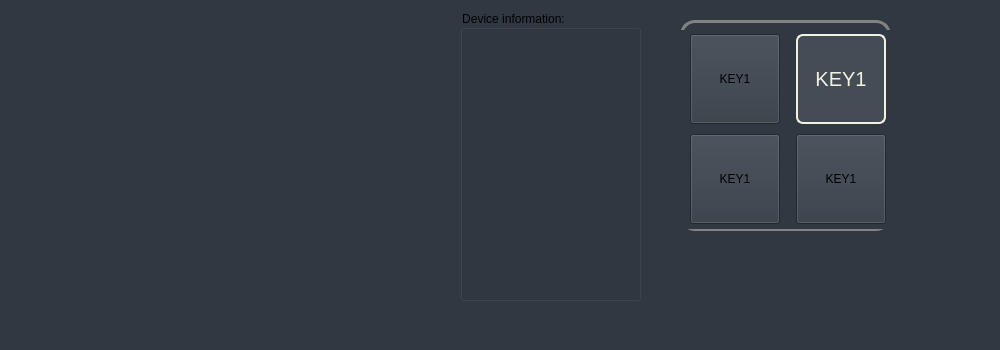
Above: KeyBoardSetter/KeyboardSetter/configwindow.ui from TabbycatPie/CustomKeyboard before the change. Below: the same form after it.
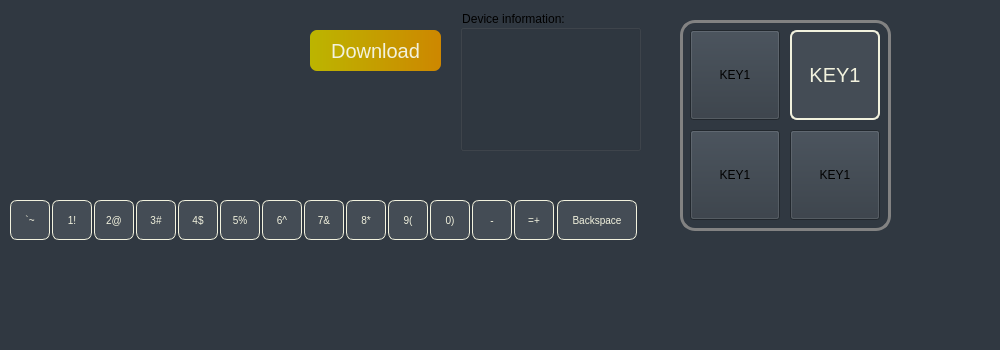
That is the form after the change.

Diff of the .ui file:
```diff
--- a/KeyBoardSetter/KeyboardSetter/configwindow.ui
+++ b/KeyBoardSetter/KeyboardSetter/configwindow.ui
@@ -35,128 +35,13 @@
       <x>460</x>
       <y>10</y>
       <width>181</width>
-      <height>291</height>
+      <height>141</height>
      </rect>
     </property>
     <property name="title">
      <string>Device information:</string>
     </property>
    </widget>
-   <widget class="QWidget" name="gridLayoutWidget">
-    <property name="geometry">
-     <rect>
-      <x>680</x>
-      <y>30</y>
-      <width>218</width>
-      <height>199</height>
-     </rect>
-    </property>
-    <layout class="QGridLayout" name="gridLayout">
-     <property name="sizeConstraint">
-      <enum>QLayout::SetDefaultConstraint</enum>
-     </property>
-     <item row="1" column="1">
-      <widget class="QPushButton" name="pushButton_3">
-       <property name="minimumSize">
-        <size>
-         <width>90</width>
-         <height>90</height>
-        </size>
-       </property>
-       <property name="maximumSize">
-        <size>
-         <width>90</width>
-         <height>90</height>
-        </size>
-       </property>
-       <property name="layoutDirection">
-        <enum>Qt::LeftToRight</enum>
-       </property>
-       <property name="styleSheet">
-        <string notr="true">QPushButton{border:2px solid rgb(242, 242, 222);border-radius:7px;padding:2px 4px;font: 9pt &quot;Microsoft YaHei UI&quot;;font-size:20px;color:rgb(242, 242, 222);}QPushButton:hover{background-color:qlineargradient(spread:pad, x1:0, y1:0, x2:1, y2:0, stop:0 rgba(15, 172, 252,255), stop:1 rgba(22, 190, 235,255));}QPushButton:pressed{background-color:qlineargradient(spread:pad, x1:0, y1:0, x2:1, y2:0, stop:0 rgba(0, 160, 205,125), stop:1 rgba(0, 142, 222,125));color:rgb(202, 202,182);}\n\n</string>
-       </property>
-       <property name="text">
-        <string>KEY1</string>
-       </property>
-      </widget>
-     </item>
-     <item row="1" column="0">
-      <widget class="QPushButton" name="pushButton_4">
-       <property name="minimumSize">
-        <size>
-         <width>90</width>
-         <height>90</height>
-        </size>
-       </property>
-       <property name="maximumSize">
-        <size>
-         <width>90</width>
-         <height>90</height>
-        </size>
-       </property>
-       <property name="layoutDirection">
-        <enum>Qt::LeftToRight</enum>
-       </property>
-       <property name="styleSheet">
-        <string notr="true">QPushButton{border:2px solid rgb(242, 242, 222);border-radius:7px;padding:2px 4px;font: 9pt &quot;Microsoft YaHei UI&quot;;font-size:20px;color:rgb(242, 242, 222);}QPushButton:hover{background-color:qlineargradient(spread:pad, x1:0, y1:0, x2:1, y2:0, stop:0 rgba(15, 172, 252,255), stop:1 rgba(22, 190, 235,255));}QPushButton:pressed{background-color:qlineargradient(spread:pad, x1:0, y1:0, x2:1, y2:0, stop:0 rgba(0, 160, 205,125), stop:1 rgba(0, 142, 222,125));color:rgb(202, 202,182);}\n\n</string>
-       </property>
-       <property name="text">
-        <string>KEY1</string>
-       </property>
-      </widget>
-     </item>
-     <item row="0" column="1">
-      <widget class="QPushButton" name="pushButton_2">
-       <property name="minimumSize">
-        <size>
-         <width>90</width>
-         <height>90</height>
-        </size>
-       </property>
-       <property name="maximumSize">
-        <size>
-         <width>90</width>
-         <height>90</height>
-        </size>
-       </property>
-       <property name="layoutDirection">
-        <enum>Qt::LeftToRight</enum>
-       </property>
-       <property name="styleSheet">
-        <string notr="true">QPushButton{background-color:rgb(68, 76, 85);border:2px solid rgb(242, 242, 222);border-radius:7px;padding:2px 4px;font: 9pt &quot;Microsoft YaHei UI&quot;;font-size:20px;color:rgb(242, 242, 222);}QPushButton:hover{background-color:qlineargradient(spread:pad, x1:0, y1:0, x2:1, y2:0, stop:0 rgba(15, 172, 252,255), stop:1 rgba(22, 190, 235,255));}QPushButton:pressed{background-color:qlineargradient(spread:pad, x1:0, y1:0, x2:1, y2:0, stop:0 rgba(0, 160, 205,125), stop:1 rgba(0, 142, 222,125));color:rgb(202, 202,182);}</string>
-       </property>
-       <property name="text">
-        <string>KEY1</string>
-       </property>
-      </widget>
-     </item>
-     <item row="0" column="0">
-      <widget class="QPushButton" name="pushButton">
-       <property name="minimumSize">
-        <size>
-         <width>90</width>
-         <height>90</height>
-        </size>
-       </property>
-       <property name="maximumSize">
-        <size>
-         <width>90</width>
-         <height>90</height>
-        </size>
-       </property>
-       <property name="layoutDirection">
-        <enum>Qt::LeftToRight</enum>
-       </property>
-       <property name="styleSheet">
-        <string notr="true">QPushButton{border:2px solid rgb(242, 242, 222);border-radius:7px;padding:2px 4px;font: 9pt &quot;Microsoft YaHei UI&quot;;font-size:20px;color:rgb(242, 242, 222);}QPushButton:hover{background-color:qlineargradient(spread:pad, x1:0, y1:0, x2:1, y2:0, stop:0 rgba(15, 172, 252,255), stop:1 rgba(22, 190, 235,255));}QPushButton:pressed{background-color:qlineargradient(spread:pad, x1:0, y1:0, x2:1, y2:0, stop:0 rgba(0, 160, 205,125), stop:1 rgba(0, 142, 222,125));color:rgb(202, 202,182);}\n\n</string>
-       </property>
-       <property name="text">
-        <string>KEY1</string>
-       </property>
-      </widget>
-     </item>
-    </layout>
-   </widget>
    <widget class="QLabel" name="label">
     <property name="geometry">
      <rect>
@@ -178,9 +63,609 @@
      <string/>
     </property>
    </widget>
+   <widget class="QPushButton" name="pushButton_5">
+    <property name="geometry">
+     <rect>
+      <x>10</x>
+      <y>200</y>
+      <width>40</width>
+      <height>40</height>
+     </rect>
+    </property>
+    <property name="minimumSize">
+     <size>
+      <width>40</width>
+      <height>40</height>
+     </size>
+    </property>
+    <property name="maximumSize">
+     <size>
+      <width>40</width>
+      <height>40</height>
+     </size>
+    </property>
+    <property name="layoutDirection">
+     <enum>Qt::LeftToRight</enum>
+    </property>
+    <property name="styleSheet">
+     <string notr="true">QPushButton{background-color:rgb(68, 76, 85);border:1px solid rgb(242, 242, 222);border-radius:7px;padding:2px 4px;font: 9pt &quot;Microsoft YaHei UI&quot;;font-size:10px;color:rgb(242, 242, 222);}QPushButton:hover{background-color:rgb(168, 176, 185);}QPushButton:pressed{background-color:rgb(18, 26, 35);color:rgb(202, 202,182);}</string>
+    </property>
+    <property name="text">
+     <string>`~</string>
+    </property>
+   </widget>
+   <widget class="QPushButton" name="searchdevice_btn">
+    <property name="geometry">
+     <rect>
+      <x>310</x>
+      <y>30</y>
+      <width>131</width>
+      <height>41</height>
+     </rect>
+    </property>
+    <property name="cursor">
+     <cursorShape>PointingHandCursor</cursorShape>
+    </property>
+    <property name="styleSheet">
+     <string notr="true">QPushButton{background-color:qlineargradient(spread:pad, x1:0, y1:0, x2:1, y2:0, stop:0 rgb(188, 181, 0), stop:1 rgb(205, 135, 0));border-radius:7px;padding:2px 4px;font: 9pt &quot;Microsoft YaHei UI&quot;;font-size:20px;color:rgb(242, 242, 222);}QPushButton:hover{background-color:qlineargradient(spread:pad, x1:0, y1:0, x2:1, y2:0, stop:0 rgb(238, 231, 11), stop:1 rgb(255, 185, 7));}QPushButton:pressed{background-color:qlineargradient(spread:pad, x1:0, y1:0, x2:1, y2:0, stop:0 rgb(138, 131, 0), stop:1 rgb(155, 85, 0));color:rgb(202, 202,182);}
+
+</string>
+    </property>
+    <property name="text">
+     <string>Download</string>
+    </property>
+   </widget>
+   <widget class="QPushButton" name="pushButton_2">
+    <property name="geometry">
+     <rect>
+      <x>790</x>
+      <y>30</y>
+      <width>90</width>
+      <height>90</height>
+     </rect>
+    </property>
+    <property name="minimumSize">
+     <size>
+      <width>90</width>
+      <height>90</height>
+     </size>
+    </property>
+    <property name="maximumSize">
+     <size>
+      <width>90</width>
+      <height>90</height>
+     </size>
+    </property>
+    <property name="layoutDirection">
+     <enum>Qt::LeftToRight</enum>
+    </property>
+    <property name="styleSheet">
+     <string notr="true">QPushButton{background-color:rgb(68, 76, 85);border:2px solid rgb(242, 242, 222);border-radius:7px;padding:2px 4px;font: 9pt &quot;Microsoft YaHei UI&quot;;font-size:20px;color:rgb(242, 242, 222);}QPushButton:hover{background-color:qlineargradient(spread:pad, x1:0, y1:0, x2:1, y2:0, stop:0 rgba(15, 172, 252,255), stop:1 rgba(22, 190, 235,255));}QPushButton:pressed{background-color:qlineargradient(spread:pad, x1:0, y1:0, x2:1, y2:0, stop:0 rgba(0, 160, 205,125), stop:1 rgba(0, 142, 222,125));color:rgb(202, 202,182);}</string>
+    </property>
+    <property name="text">
+     <string>KEY1</string>
+    </property>
+   </widget>
+   <widget class="QPushButton" name="pushButton">
+    <property name="geometry">
+     <rect>
+      <x>790</x>
+      <y>130</y>
+      <width>90</width>
+      <height>90</height>
+     </rect>
+    </property>
+    <property name="minimumSize">
+     <size>
+      <width>90</width>
+      <height>90</height>
+     </size>
+    </property>
+    <property name="maximumSize">
+     <size>
+      <width>90</width>
+      <height>90</height>
+     </size>
+    </property>
+    <property name="layoutDirection">
+     <enum>Qt::LeftToRight</enum>
+    </property>
+    <property name="styleSheet">
+     <string notr="true">QPushButton{border:2px solid rgb(242, 242, 222);border-radius:7px;padding:2px 4px;font: 9pt &quot;Microsoft YaHei UI&quot;;font-size:20px;color:rgb(242, 242, 222);}QPushButton:hover{background-color:qlineargradient(spread:pad, x1:0, y1:0, x2:1, y2:0, stop:0 rgba(15, 172, 252,255), stop:1 rgba(22, 190, 235,255));}QPushButton:pressed{background-color:qlineargradient(spread:pad, x1:0, y1:0, x2:1, y2:0, stop:0 rgba(0, 160, 205,125), stop:1 rgba(0, 142, 222,125));color:rgb(202, 202,182);}\n\n</string>
+    </property>
+    <property name="text">
+     <string>KEY1</string>
+    </property>
+   </widget>
+   <widget class="QPushButton" name="pushButton_4">
+    <property name="geometry">
+     <rect>
+      <x>690</x>
+      <y>30</y>
+      <width>90</width>
+      <height>90</height>
+     </rect>
+    </property>
+    <property name="minimumSize">
+     <size>
+      <width>90</width>
+      <height>90</height>
+     </size>
+    </property>
+    <property name="maximumSize">
+     <size>
+      <width>90</width>
+      <height>90</height>
+     </size>
+    </property>
+    <property name="cursor">
+     <cursorShape>PointingHandCursor</cursorShape>
+    </property>
+    <property name="layoutDirection">
+     <enum>Qt::LeftToRight</enum>
+    </property>
+    <property name="styleSheet">
+     <string notr="true">QPushButton{border:2px solid rgb(242, 242, 222);border-radius:7px;padding:2px 4px;font: 9pt &quot;Microsoft YaHei UI&quot;;font-size:20px;color:rgb(242, 242, 222);}QPushButton:hover{background-color:qlineargradient(spread:pad, x1:0, y1:0, x2:1, y2:0, stop:0 rgba(15, 172, 252,255), stop:1 rgba(22, 190, 235,255));}QPushButton:pressed{background-color:qlineargradient(spread:pad, x1:0, y1:0, x2:1, y2:0, stop:0 rgba(0, 160, 205,125), stop:1 rgba(0, 142, 222,125));color:rgb(202, 202,182);}\n\n</string>
+    </property>
+    <property name="text">
+     <string>KEY1</string>
+    </property>
+   </widget>
+   <widget class="QPushButton" name="pushButton_3">
+    <property name="geometry">
+     <rect>
+      <x>690</x>
+      <y>130</y>
+      <width>90</width>
+      <height>90</height>
+     </rect>
+    </property>
+    <property name="minimumSize">
+     <size>
+      <width>90</width>
+      <height>90</height>
+     </size>
+    </property>
+    <property name="maximumSize">
+     <size>
+      <width>90</width>
+      <height>90</height>
+     </size>
+    </property>
+    <property name="layoutDirection">
+     <enum>Qt::LeftToRight</enum>
+    </property>
+    <property name="styleSheet">
+     <string notr="true">QPushButton{border:2px solid rgb(242, 242, 222);border-radius:7px;padding:2px 4px;font: 9pt &quot;Microsoft YaHei UI&quot;;font-size:20px;color:rgb(242, 242, 222);}QPushButton:hover{background-color:qlineargradient(spread:pad, x1:0, y1:0, x2:1, y2:0, stop:0 rgba(15, 172, 252,255), stop:1 rgba(22, 190, 235,255));}QPushButton:pressed{background-color:qlineargradient(spread:pad, x1:0, y1:0, x2:1, y2:0, stop:0 rgba(0, 160, 205,125), stop:1 rgba(0, 142, 222,125));color:rgb(202, 202,182);}\n\n</string>
+    </property>
+    <property name="text">
+     <string>KEY1</string>
+    </property>
+   </widget>
+   <widget class="QPushButton" name="pushButton_6">
+    <property name="geometry">
+     <rect>
+      <x>136</x>
+      <y>200</y>
+      <width>40</width>
+      <height>40</height>
+     </rect>
+    </property>
+    <property name="minimumSize">
+     <size>
+      <width>40</width>
+      <height>40</height>
+     </size>
+    </property>
+    <property name="maximumSize">
+     <size>
+      <width>40</width>
+      <height>40</height>
+     </size>
+    </property>
+    <property name="layoutDirection">
+     <enum>Qt::LeftToRight</enum>
+    </property>
+    <property name="styleSheet">
+     <string notr="true">QPushButton{background-color:rgb(68, 76, 85);border:1px solid rgb(242, 242, 222);border-radius:7px;padding:2px 4px;font: 9pt &quot;Microsoft YaHei UI&quot;;font-size:10px;color:rgb(242, 242, 222);}QPushButton:hover{background-color:rgb(168, 176, 185);}QPushButton:pressed{background-color:rgb(18, 26, 35);color:rgb(202, 202,182);}</string>
+    </property>
+    <property name="text">
+     <string>3#</string>
+    </property>
+   </widget>
+   <widget class="QPushButton" name="pushButton_7">
+    <property name="geometry">
+     <rect>
+      <x>94</x>
+      <y>200</y>
+      <width>40</width>
+      <height>40</height>
+     </rect>
+    </property>
+    <property name="minimumSize">
+     <size>
+      <width>40</width>
+      <height>40</height>
+     </size>
+    </property>
+    <property name="maximumSize">
+     <size>
+      <width>40</width>
+      <height>40</height>
+     </size>
+    </property>
+    <property name="layoutDirection">
+     <enum>Qt::LeftToRight</enum>
+    </property>
+    <property name="styleSheet">
+     <string notr="true">QPushButton{background-color:rgb(68, 76, 85);border:1px solid rgb(242, 242, 222);border-radius:7px;padding:2px 4px;font: 9pt &quot;Microsoft YaHei UI&quot;;font-size:10px;color:rgb(242, 242, 222);}QPushButton:hover{background-color:rgb(168, 176, 185);}QPushButton:pressed{background-color:rgb(18, 26, 35);color:rgb(202, 202,182);}</string>
+    </property>
+    <property name="text">
+     <string>2@</string>
+    </property>
+   </widget>
+   <widget class="QPushButton" name="pushButton_8">
+    <property name="geometry">
+     <rect>
+      <x>52</x>
+      <y>200</y>
+      <width>40</width>
+      <height>40</height>
+     </rect>
+    </property>
+    <property name="minimumSize">
+     <size>
+      <width>40</width>
+      <height>40</height>
+     </size>
+    </property>
+    <property name="maximumSize">
+     <size>
+      <width>40</width>
+      <height>40</height>
+     </size>
+    </property>
+    <property name="layoutDirection">
+     <enum>Qt::LeftToRight</enum>
+    </property>
+    <property name="styleSheet">
+     <string notr="true">QPushButton{background-color:rgb(68, 76, 85);border:1px solid rgb(242, 242, 222);border-radius:7px;padding:2px 4px;font: 9pt &quot;Microsoft YaHei UI&quot;;font-size:10px;color:rgb(242, 242, 222);}QPushButton:hover{background-color:rgb(168, 176, 185);}QPushButton:pressed{background-color:rgb(18, 26, 35);color:rgb(202, 202,182);}</string>
+    </property>
+    <property name="text">
+     <string>1!</string>
+    </property>
+   </widget>
+   <widget class="QPushButton" name="pushButton_9">
+    <property name="geometry">
+     <rect>
+      <x>178</x>
+      <y>200</y>
+      <width>40</width>
+      <height>40</height>
+     </rect>
+    </property>
+    <property name="minimumSize">
+     <size>
+      <width>40</width>
+      <height>40</height>
+     </size>
+    </property>
+    <property name="maximumSize">
+     <size>
+      <width>40</width>
+      <height>40</height>
+     </size>
+    </property>
+    <property name="layoutDirection">
+     <enum>Qt::LeftToRight</enum>
+    </property>
+    <property name="styleSheet">
+     <string notr="true">QPushButton{background-color:rgb(68, 76, 85);border:1px solid rgb(242, 242, 222);border-radius:7px;padding:2px 4px;font: 9pt &quot;Microsoft YaHei UI&quot;;font-size:10px;color:rgb(242, 242, 222);}QPushButton:hover{background-color:rgb(168, 176, 185);}QPushButton:pressed{background-color:rgb(18, 26, 35);color:rgb(202, 202,182);}</string>
+    </property>
+    <property name="text">
+     <string>4$</string>
+    </property>
+   </widget>
+   <widget class="QPushButton" name="pushButton_10">
+    <property name="geometry">
+     <rect>
+      <x>304</x>
+      <y>200</y>
+      <width>40</width>
+      <height>40</height>
+     </rect>
+    </property>
+    <property name="minimumSize">
+     <size>
+      <width>40</width>
+      <height>40</height>
+     </size>
+    </property>
+    <property name="maximumSize">
+     <size>
+      <width>40</width>
+      <height>40</height>
+     </size>
+    </property>
+    <property name="layoutDirection">
+     <enum>Qt::LeftToRight</enum>
+    </property>
+    <property name="styleSheet">
+     <string notr="true">QPushButton{background-color:rgb(68, 76, 85);border:1px solid rgb(242, 242, 222);border-radius:7px;padding:2px 4px;font: 9pt &quot;Microsoft YaHei UI&quot;;font-size:10px;color:rgb(242, 242, 222);}QPushButton:hover{background-color:rgb(168, 176, 185);}QPushButton:pressed{background-color:rgb(18, 26, 35);color:rgb(202, 202,182);}</string>
+    </property>
+    <property name="text">
+     <string>7&amp;&amp;</string>
+    </property>
+   </widget>
+   <widget class="QPushButton" name="pushButton_11">
+    <property name="geometry">
+     <rect>
+      <x>262</x>
+      <y>200</y>
+      <width>40</width>
+      <height>40</height>
+     </rect>
+    </property>
+    <property name="minimumSize">
+     <size>
+      <width>40</width>
+      <height>40</height>
+     </size>
+    </property>
+    <property name="maximumSize">
+     <size>
+      <width>40</width>
+      <height>40</height>
+     </size>
+    </property>
+    <property name="layoutDirection">
+     <enum>Qt::LeftToRight</enum>
+    </property>
+    <property name="styleSheet">
+     <string notr="true">QPushButton{background-color:rgb(68, 76, 85);border:1px solid rgb(242, 242, 222);border-radius:7px;padding:2px 4px;font: 9pt &quot;Microsoft YaHei UI&quot;;font-size:10px;color:rgb(242, 242, 222);}QPushButton:hover{background-color:rgb(168, 176, 185);}QPushButton:pressed{background-color:rgb(18, 26, 35);color:rgb(202, 202,182);}</string>
+    </property>
+    <property name="text">
+     <string>6^</string>
+    </property>
+   </widget>
+   <widget class="QPushButton" name="pushButton_12">
+    <property name="geometry">
+     <rect>
+      <x>220</x>
+      <y>200</y>
+      <width>40</width>
+      <height>40</height>
+     </rect>
+    </property>
+    <property name="minimumSize">
+     <size>
+      <width>40</width>
+      <height>40</height>
+     </size>
+    </property>
+    <property name="maximumSize">
+     <size>
+      <width>40</width>
+      <height>40</height>
+     </size>
+    </property>
+    <property name="layoutDirection">
+     <enum>Qt::LeftToRight</enum>
+    </property>
+    <property name="styleSheet">
+     <string notr="true">QPushButton{background-color:rgb(68, 76, 85);border:1px solid rgb(242, 242, 222);border-radius:7px;padding:2px 4px;font: 9pt &quot;Microsoft YaHei UI&quot;;font-size:10px;color:rgb(242, 242, 222);}QPushButton:hover{background-color:rgb(168, 176, 185);}QPushButton:pressed{background-color:rgb(18, 26, 35);color:rgb(202, 202,182);}</string>
+    </property>
+    <property name="text">
+     <string>5%</string>
+    </property>
+   </widget>
+   <widget class="QPushButton" name="pushButton_13">
+    <property name="geometry">
+     <rect>
+      <x>346</x>
+      <y>200</y>
+      <width>40</width>
+      <height>40</height>
+     </rect>
+    </property>
+    <property name="minimumSize">
+     <size>
+      <width>40</width>
+      <height>40</height>
+     </size>
+    </property>
+    <property name="maximumSize">
+     <size>
+      <width>40</width>
+      <height>40</height>
+     </size>
+    </property>
+    <property name="layoutDirection">
+     <enum>Qt::LeftToRight</enum>
+    </property>
+    <property name="styleSheet">
+     <string notr="true">QPushButton{background-color:rgb(68, 76, 85);border:1px solid rgb(242, 242, 222);border-radius:7px;padding:2px 4px;font: 9pt &quot;Microsoft YaHei UI&quot;;font-size:10px;color:rgb(242, 242, 222);}QPushButton:hover{background-color:rgb(168, 176, 185);}QPushButton:pressed{background-color:rgb(18, 26, 35);color:rgb(202, 202,182);}</string>
+    </property>
+    <property name="text">
+     <string>8*</string>
+    </property>
+   </widget>
+   <widget class="QPushButton" name="pushButton_14">
+    <property name="geometry">
+     <rect>
+      <x>388</x>
+      <y>200</y>
+      <width>40</width>
+      <height>40</height>
+     </rect>
+    </property>
+    <property name="minimumSize">
+     <size>
+      <width>40</width>
+      <height>40</height>
+     </size>
+    </property>
+    <property name="maximumSize">
+     <size>
+      <width>40</width>
+      <height>40</height>
+     </size>
+    </property>
+    <property name="layoutDirection">
+     <enum>Qt::LeftToRight</enum>
+    </property>
+    <property name="styleSheet">
+     <string notr="true">QPushButton{background-color:rgb(68, 76, 85);border:1px solid rgb(242, 242, 222);border-radius:7px;padding:2px 4px;font: 9pt &quot;Microsoft YaHei UI&quot;;font-size:10px;color:rgb(242, 242, 222);}QPushButton:hover{background-color:rgb(168, 176, 185);}QPushButton:pressed{background-color:rgb(18, 26, 35);color:rgb(202, 202,182);}</string>
+    </property>
+    <property name="text">
+     <string>9(</string>
+    </property>
+   </widget>
+   <widget class="QPushButton" name="pushButton_15">
+    <property name="geometry">
+     <rect>
+      <x>430</x>
+      <y>200</y>
+      <width>40</width>
+      <height>40</height>
+     </rect>
+    </property>
+    <property name="minimumSize">
+     <size>
+      <width>40</width>
+      <height>40</height>
+     </size>
+    </property>
+    <property name="maximumSize">
+     <size>
+      <width>40</width>
+      <height>40</height>
+     </size>
+    </property>
+    <property name="layoutDirection">
+     <enum>Qt::LeftToRight</enum>
+    </property>
+    <property name="styleSheet">
+     <string notr="true">QPushButton{background-color:rgb(68, 76, 85);border:1px solid rgb(242, 242, 222);border-radius:7px;padding:2px 4px;font: 9pt &quot;Microsoft YaHei UI&quot;;font-size:10px;color:rgb(242, 242, 222);}QPushButton:hover{background-color:rgb(168, 176, 185);}QPushButton:pressed{background-color:rgb(18, 26, 35);color:rgb(202, 202,182);}</string>
+    </property>
+    <property name="text">
+     <string>0)</string>
+    </property>
+   </widget>
+   <widget class="QPushButton" name="pushButton_17">
+    <property name="geometry">
+     <rect>
+      <x>557</x>
+      <y>200</y>
+      <width>80</width>
+      <height>40</height>
+     </rect>
+    </property>
+    <property name="minimumSize">
+     <size>
+      <width>80</width>
+      <height>40</height>
+     </size>
+    </property>
+    <property name="maximumSize">
+     <size>
+      <width>40</width>
+      <height>40</height>
+     </size>
+    </property>
+    <property name="layoutDirection">
+     <enum>Qt::LeftToRight</enum>
+    </property>
+    <property name="styleSheet">
+     <string notr="true">QPushButton{background-color:rgb(68, 76, 85);border:1px solid rgb(242, 242, 222);border-radius:7px;padding:2px 4px;font: 9pt &quot;Microsoft YaHei UI&quot;;font-size:10px;color:rgb(242, 242, 222);}QPushButton:hover{background-color:rgb(168, 176, 185);}QPushButton:pressed{background-color:rgb(18, 26, 35);color:rgb(202, 202,182);}</string>
+    </property>
+    <property name="text">
+     <string>Backspace</string>
+    </property>
+   </widget>
+   <widget class="QPushButton" name="pushButton_18">
+    <property name="geometry">
+     <rect>
+      <x>472</x>
+      <y>200</y>
+      <width>40</width>
+      <height>40</height>
+     </rect>
+    </property>
+    <property name="minimumSize">
+     <size>
+      <width>40</width>
+      <height>40</height>
+     </size>
+    </property>
+    <property name="maximumSize">
+     <size>
+      <width>40</width>
+      <height>40</height>
+     </size>
+    </property>
+    <property name="layoutDirection">
+     <enum>Qt::LeftToRight</enum>
+    </property>
+    <property name="styleSheet">
+     <string notr="true">QPushButton{background-color:rgb(68, 76, 85);border:1px solid rgb(242, 242, 222);border-radius:7px;padding:2px 4px;font: 9pt &quot;Microsoft YaHei UI&quot;;font-size:10px;color:rgb(242, 242, 222);}QPushButton:hover{background-color:rgb(168, 176, 185);}QPushButton:pressed{background-color:rgb(18, 26, 35);color:rgb(202, 202,182);}</string>
+    </property>
+    <property name="text">
+     <string>-</string>
+    </property>
+   </widget>
+   <widget class="QPushButton" name="pushButton_16">
+    <property name="geometry">
+     <rect>
+      <x>514</x>
+      <y>200</y>
+      <width>40</width>
+      <height>40</height>
+     </rect>
+    </property>
+    <property name="minimumSize">
+     <size>
+      <width>40</width>
+      <height>40</height>
+     </size>
+    </property>
+    <property name="maximumSize">
+     <size>
+      <width>40</width>
+      <height>40</height>
+     </size>
+    </property>
+    <property name="layoutDirection">
+     <enum>Qt::LeftToRight</enum>
+    </property>
+    <property name="styleSheet">
+     <string notr="true">QPushButton{background-color:rgb(68, 76, 85);border:1px solid rgb(242, 242, 222);border-radius:7px;padding:2px 4px;font: 9pt &quot;Microsoft YaHei UI&quot;;font-size:10px;color:rgb(242, 242, 222);}QPushButton:hover{background-color:rgb(168, 176, 185);}QPushButton:pressed{background-color:rgb(18, 26, 35);color:rgb(202, 202,182);}</string>
+    </property>
+    <property name="text">
+     <string>=+</string>
+    </property>
+   </widget>
    <zorder>label</zorder>
    <zorder>groupBox</zorder>
-   <zorder>gridLayoutWidget</zorder>
+   <zorder>pushButton_5</zorder>
+   <zorder>searchdevice_btn</zorder>
+   <zorder>pushButton_2</zorder>
+   <zorder>pushButton</zorder>
+   <zorder>pushButton_4</zorder>
+   <zorder>pushButton_3</zorder>
+   <zorder>pushButton_6</zorder>
+   <zorder>pushButton_7</zorder>
+   <zorder>pushButton_8</zorder>
+   <zorder>pushButton_9</zorder>
+   <zorder>pushButton_10</zorder>
+   <zorder>pushButton_11</zorder>
+   <zorder>pushButton_12</zorder>
+   <zorder>pushButton_13</zorder>
+   <zorder>pushButton_14</zorder>
+   <zorder>pushButton_15</zorder>
+   <zorder>pushButton_17</zorder>
+   <zorder>pushButton_18</zorder>
+   <zorder>pushButton_16</zorder>
   </widget>
   <widget class="QMenuBar" name="menubar">
    <property name="geometry">
```
